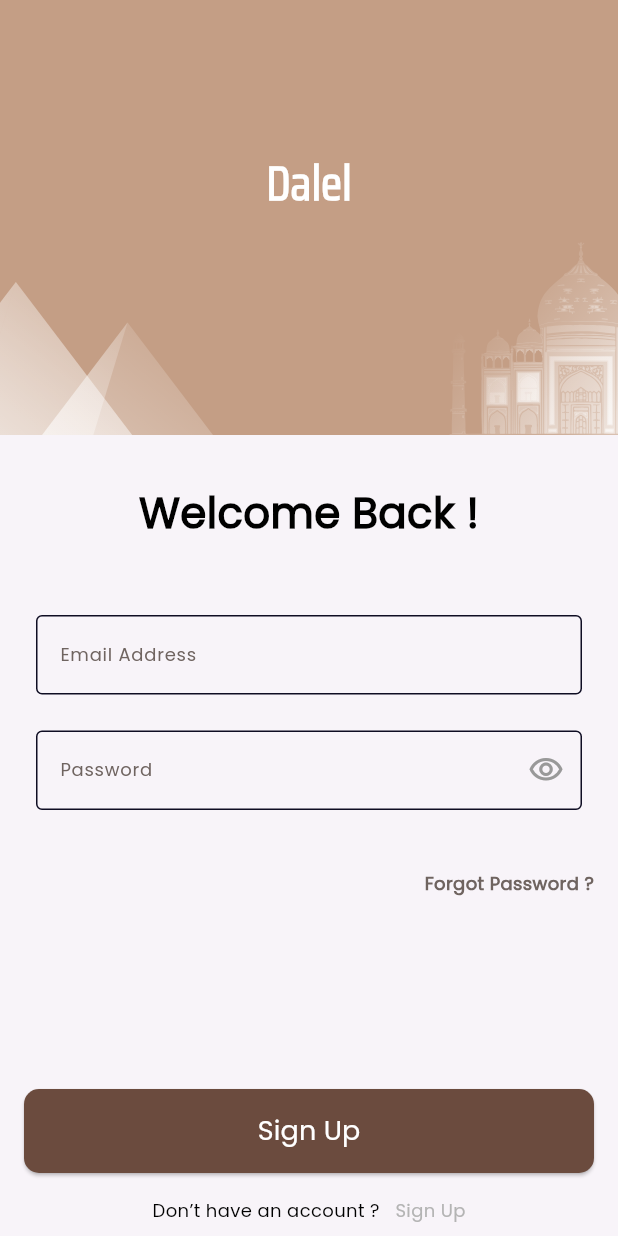
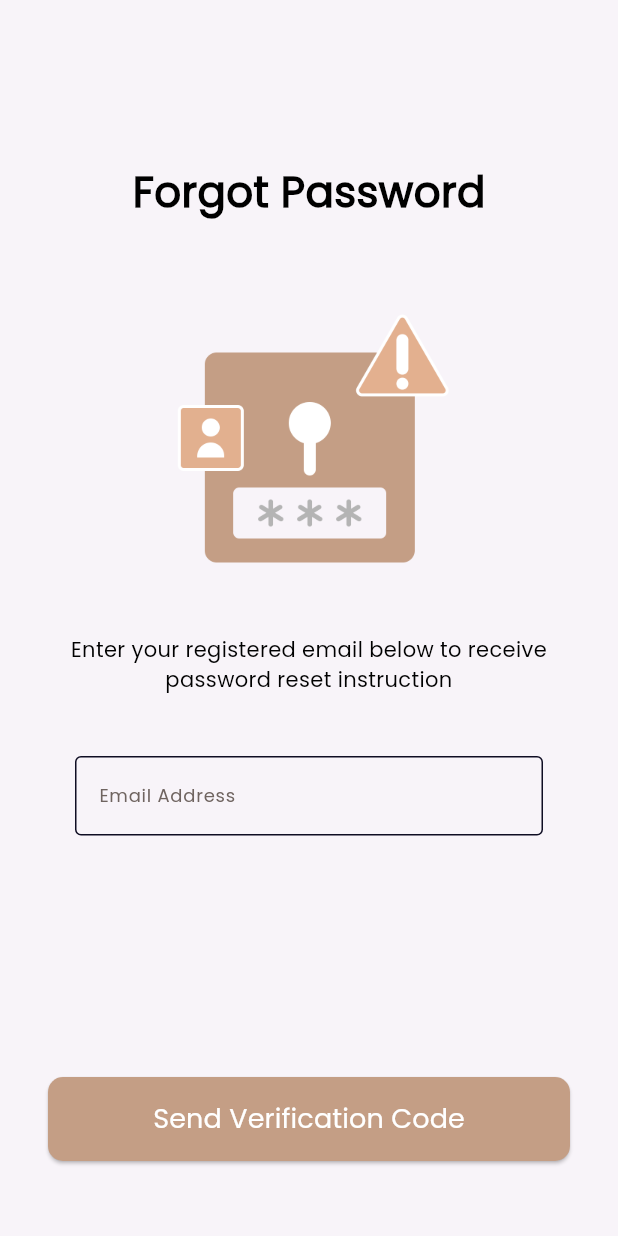
Before and after one commit to MohamedHanfy0/dalel, a Flutter app: the LogInView screen opened by its route, after a tap on "Forgot Password ?", on a phone screen of 412 x 824 dp. Run offline on Flutter 3.47's test engine with Material 3 defaults, Android fonts, the phone set to English and light mode, and no system bars; our stand-ins replace firebase_auth, firebase_core, flutter_bloc, flutter_svg, get_it, go_router and 2 more; accounts and stored records are empty.

Commit message:
reset password done

```diff
--- a/lib/core/router/routes.dart
+++ b/lib/core/router/routes.dart
@@ -1,4 +1,5 @@
 import 'package:dalel/features/auth/presentation/auth_cubit/cubit/auth_cubit.dart';
+import 'package:dalel/features/auth/presentation/views/forgot_password_view.dart';
 import 'package:dalel/features/auth/presentation/views/log_in_view.dart';
 import 'package:dalel/features/auth/presentation/views/sign_up_view.dart';
 import 'package:dalel/features/home/presentation/view/home_view.dart';
@@ -31,6 +32,14 @@ final GoRouter router = GoRouter(routes: [
     ),
   ),
 
+    GoRoute(
+    path: '/forgotPassword',
+    builder: (context, state) => BlocProvider(
+      create: (context) => AuthCubit(),
+      child: ForgotPasswordView(),
+    ),
+  ),
+
   GoRoute(
     path: '/home',
     builder: (context, state) => HomeView(),
--- a/lib/core/utils/strings.dart
+++ b/lib/core/utils/strings.dart
@@ -75,5 +75,6 @@ abstract class AppStrings {
       verifyAccount = 'Verify Account',
       haventReceivedVerificationCode = 'Haven’t received verification code?',
       resendCode = 'Resend Code',
+      enterYourRegisterEmailBelowReceivePasswordReset = 'Enter your registered email below to receive password reset instruction',
       verificationow = 'Verification Now';
 }
--- a/lib/core/widgets/custom_bottom.dart
+++ b/lib/core/widgets/custom_bottom.dart
@@ -1,12 +1,11 @@
-import 'package:dalel/core/utils/app_colors.dart';
 import 'package:dalel/core/utils/app_text_styles.dart';
 import 'package:flutter/material.dart';
 
 // ignore: must_be_immutable
 class CustomBottom extends StatelessWidget {
-  CustomBottom({super.key, required this.text, this.bottomColor,  this.onPressed});
+  CustomBottom({super.key, required this.text,required this.bottomColor,  this.onPressed});
   String text;
-  Color? bottomColor;
+  Color bottomColor;
   VoidCallback? onPressed;
   @override
   Widget build(BuildContext context) {
@@ -15,7 +14,7 @@ class CustomBottom extends StatelessWidget {
       height: 56,
       child: ElevatedButton(
         style: ElevatedButton.styleFrom(
-          backgroundColor: bottomColor ?? AppColors.primaryColor,
+          backgroundColor: bottomColor,
           shape:
               RoundedRectangleBorder(borderRadius: BorderRadius.circular(10)),
         ),
--- a/lib/features/auth/presentation/auth_cubit/cubit/auth_cubit.dart
+++ b/lib/features/auth/presentation/auth_cubit/cubit/auth_cubit.dart
@@ -4,12 +4,14 @@ import 'package:flutter_bloc/flutter_bloc.dart';
 part 'auth_state.dart';
 
 class AuthCubit extends Cubit<AuthState> {
+  final auth = FirebaseAuth.instance;
   late String firstName;
   late String lastName;
   late String emailAddress;
   late String password;
   GlobalKey<FormState> singUpFormState = GlobalKey();
   GlobalKey<FormState> logInFormState = GlobalKey();
+  GlobalKey<FormState> forgotPassFormState = GlobalKey();
   bool termsAndConditionCheckBoxValue = false;
   AuthCubit() : super(AuthInitial());
 
@@ -56,7 +58,17 @@ class AuthCubit extends Cubit<AuthState> {
   }
 
   veriFiyAccount() async {
-    await FirebaseAuth.instance.currentUser!.sendEmailVerification();
+    await auth.currentUser!.sendEmailVerification();
+  }
+
+  forgotPassword() async {
+    try {
+      emit(ForgotPassLoadingState());
+      await auth.sendPasswordResetEmail(email: emailAddress);
+      emit(ForgotPassSuccessState());
+    } catch (e) {
+      emit(ForgotPassFailerState(meassage: e.toString()));
+    }
   }
 
   updateConditionCheckBoxValue({required newValue}) {
--- a/lib/features/auth/presentation/auth_cubit/cubit/auth_state.dart
+++ b/lib/features/auth/presentation/auth_cubit/cubit/auth_state.dart
@@ -20,4 +20,13 @@ final class SignInFailerState extends AuthState {
 }
 
 
+
+final class ForgotPassLoadingState extends AuthState {}
+final class ForgotPassSuccessState extends AuthState {}
+final class ForgotPassFailerState extends AuthState {
+  ForgotPassFailerState({required this.meassage});
+  String meassage;
+}
+
+
 final class CheckBoxValueState extends AuthState {}
--- /dev/null
+++ b/lib/features/auth/presentation/views/forgot_password_view.dart
@@ -0,0 +1,97 @@
+import 'package:dalel/core/utils/app_colors.dart';
+import 'package:dalel/core/utils/app_text_styles.dart';
+import 'package:dalel/core/utils/assets.dart';
+import 'package:dalel/core/utils/strings.dart';
+import 'package:dalel/core/widgets/custom_bottom.dart';
+import 'package:dalel/features/auth/presentation/auth_cubit/cubit/auth_cubit.dart';
+import 'package:dalel/features/auth/presentation/widgets/custom_text_form_field.dart';
+import 'package:dalel/features/auth/presentation/widgets/welcome_text.dart';
+import 'package:flutter/material.dart';
+import 'package:flutter_bloc/flutter_bloc.dart';
+
+class ForgotPasswordView extends StatelessWidget {
+  const ForgotPasswordView({super.key});
+
+  @override
+  Widget build(BuildContext context) {
+    return Scaffold(
+      body: BlocConsumer<AuthCubit, AuthState>(
+        listener: (context, state) {
+          if (state is ForgotPassSuccessState) {
+            ScaffoldMessenger.of(context).showSnackBar(
+                SnackBar(content: Text("Please Check Box Your Email.")));
+          } else if (state is ForgotPassFailerState) {
+            ScaffoldMessenger.of(context).showSnackBar(SnackBar(
+                content:
+                    Text("Check Your Email ${state.meassage.toString()} ")));
+          }
+        },
+        builder: (context, state) {
+          AuthCubit authCubit = BlocProvider.of<AuthCubit>(context);
+          return CustomScrollView(
+            slivers: [
+              SliverToBoxAdapter(
+                child: Column(
+                  children: [
+                    Container(
+                        margin: EdgeInsets.only(top: 108, bottom: 40),
+                        child: WelcomText(text: 'Forgot Password')),
+                    Image.asset(
+                      Assets.assetsImagesForget,
+                      width: 235,
+                      height: 235,
+                    ),
+                    Container(
+                      alignment: Alignment.center,
+                      margin: EdgeInsets.only(left: 34, right: 34, bottom: 41),
+                      child: Text(
+                        AppStrings
+                            .enterYourRegisterEmailBelowReceivePasswordReset,
+                        style: AppTextStyles.poppins400style14,
+                        textAlign: TextAlign.center,
+                      ),
+                    ),
+                    Form(
+                      key: authCubit.forgotPassFormState,
+                      child: Column(
+                        children: [
+                          Container(
+                            margin: EdgeInsets.only(
+                                bottom: 129, right: 42, left: 42),
+                            child: CustomTextFormField(
+                                onChanged: (email) {
+                                  authCubit.emailAddress = email;
+                                },
+                                labelText: AppStrings.emailAddress),
+                          ),
+                          Padding(
+                            padding: const EdgeInsets.all(32.0),
+                            child: state is ForgotPassLoadingState
+                                ? CircularProgressIndicator(
+                                    color: AppColors.deepBrown,
+                                  )
+                                : CustomBottom(
+                                    bottomColor: AppColors.primaryColor,
+                                    text: AppStrings.sendVerificationCode,
+                                    onPressed: () {
+                                      if (authCubit
+                                          .forgotPassFormState.currentState!
+                                          .validate()) {
+                                        authCubit.forgotPassword();
+                                      }
+                                    },
+                                  ),
+                          ),
+                        ],
+                      ),
+                    )
+                  ],
+                ),
+              )
+            ],
+          );
+        },
+      ),
+    );
+  }
+}
--- a/lib/features/auth/presentation/views/sign_up_view.dart
+++ b/lib/features/auth/presentation/views/sign_up_view.dart
@@ -1,11 +1,11 @@
 // ignore_for_file: public_member_api_docs, sort_constructors_first
-import 'package:dalel/features/auth/presentation/views/widgets/custom_sign_up_form.dart';
+import 'package:dalel/features/auth/presentation/widgets/custom_sign_up_form.dart';
 import 'package:flutter/material.dart';
 
 import 'package:dalel/core/function/custom_navigate.dart';
 import 'package:dalel/core/utils/strings.dart';
-import 'package:dalel/features/auth/presentation/views/widgets/alrady_an_account_sign_in.dart';
-import 'package:dalel/features/auth/presentation/views/widgets/welcome_text.dart';
+import 'package:dalel/features/auth/presentation/widgets/alrady_an_account_sign_in.dart';
+import 'package:dalel/features/auth/presentation/widgets/welcome_text.dart';
 
 class SignUpView extends StatefulWidget {
   const SignUpView({super.key});
--- a/lib/features/auth/presentation/views/widgets/custom_log_in_form.dart
+++ b/lib/features/auth/presentation/widgets/custom_log_in_form.dart
@@ -3,8 +3,8 @@ import 'package:dalel/core/utils/app_colors.dart';
 import 'package:dalel/core/utils/strings.dart';
 import 'package:dalel/core/widgets/custom_bottom.dart';
 import 'package:dalel/features/auth/presentation/auth_cubit/cubit/auth_cubit.dart';
-import 'package:dalel/features/auth/presentation/views/widgets/custom_text_form_field.dart';
-import 'package:dalel/features/auth/presentation/views/widgets/text_forgot_password.dart';
+import 'package:dalel/features/auth/presentation/widgets/custom_text_form_field.dart';
+import 'package:dalel/features/auth/presentation/widgets/text_forgot_password.dart';
 import 'package:firebase_auth/firebase_auth.dart';
 import 'package:flutter/material.dart';
 import 'package:flutter_bloc/flutter_bloc.dart';
@@ -65,13 +65,16 @@ class _CustomLogInFormState extends State<CustomLogInForm> {
                   margin: EdgeInsets.only(top: 16, bottom: 105),
                   alignment: Alignment.centerRight,
                   child: TextForgotPassword(
-                      onTap: () {}, text: AppStrings.forgotPassword)),
+                      onTap: () {
+                        customNavigate(context, '/forgotPassword');
+                      },
+                      text: AppStrings.forgotPassword)),
               state is SingInLoadingState
                   ? CircularProgressIndicator(
                       color: AppColors.deepBrown,
                     )
                   : CustomBottom(
-                      bottomColor: AppColors.deepBrown,
+                      bottomColor: AppColors.primaryColor,
                       text: AppStrings.signUp,
                       onPressed: () {
                         if (authCubit.logInFormState.currentState!.validate()) {
--- a/lib/features/auth/presentation/views/widgets/custom_sign_up_form.dart
+++ b/lib/features/auth/presentation/widgets/custom_sign_up_form.dart
@@ -3,9 +3,9 @@ import 'package:dalel/core/utils/app_colors.dart';
 import 'package:dalel/core/utils/strings.dart';
 import 'package:dalel/core/widgets/custom_bottom.dart';
 import 'package:dalel/features/auth/presentation/auth_cubit/cubit/auth_cubit.dart';
-import 'package:dalel/features/auth/presentation/views/widgets/custom_check_box.dart';
-import 'package:dalel/features/auth/presentation/views/widgets/custom_terms.dart';
-import 'package:dalel/features/auth/presentation/views/widgets/custom_text_form_field.dart';
+import 'package:dalel/features/auth/presentation/widgets/custom_check_box.dart';
+import 'package:dalel/features/auth/presentation/widgets/custom_terms.dart';
+import 'package:dalel/features/auth/presentation/widgets/custom_text_form_field.dart';
 import 'package:flutter/material.dart';
 
 import 'package:flutter_bloc/flutter_bloc.dart';
@@ -91,7 +91,7 @@ class _CustomSignUpFormState extends State<CustomSignUpForm> {
                       bottomColor:
                           authCubit.termsAndConditionCheckBoxValue == false
                               ? AppColors.grey
-                              : AppColors.deepBrown,
+                              : AppColors.primaryColor,
                       text: AppStrings.signUp,
                       onPressed: () {
                         if (authCubit.termsAndConditionCheckBoxValue == true) {
--- a/lib/features/on_boarding/peresentation/views/widgets/get_button.dart
+++ b/lib/features/on_boarding/peresentation/views/widgets/get_button.dart
@@ -1,4 +1,5 @@
 import 'package:dalel/core/function/custom_navigate.dart';
+import 'package:dalel/core/utils/app_colors.dart';
 import 'package:dalel/core/utils/app_text_styles.dart';
 import 'package:dalel/core/utils/strings.dart';
 import 'package:dalel/core/widgets/custom_bottom.dart';
@@ -19,11 +20,13 @@ class GetButton extends StatelessWidget {
       return Column(
         children: [
           CustomBottom(
-              text: AppStrings.createAccount,
-              onPressed: () {
-                onBoardingVisited();
-                customReplacementNavigate(context, '/SignUp');
-              }),
+            text: AppStrings.createAccount,
+            onPressed: () {
+              onBoardingVisited();
+              customReplacementNavigate(context, '/SignUp');
+            },
+            bottomColor: AppColors.primaryColor,
+          ),
           SizedBox(
             height: 16,
           ),
@@ -46,6 +49,7 @@ class GetButton extends StatelessWidget {
           pageController.nextPage(
               duration: Duration(microseconds: 200), curve: Curves.bounceIn);
         },
+        bottomColor: AppColors.primaryColor,
       );
     }
   }
```
Also changed, not shown: lib/features/auth/presentation/views/log_in_view.dart (+4 -4 lines), lib/features/auth/presentation/widgets/alrady_an_account_sign_in.dart (renamed from lib/features/auth/presentation/views/widgets/alrady_an_account_sign_in.dart), lib/features/auth/presentation/widgets/banner_log_in.dart (renamed from lib/features/auth/presentation/views/widgets/banner_log_in.dart), lib/features/auth/presentation/widgets/custom_check_box.dart (renamed from lib/features/auth/presentation/views/widgets/custom_check_box.dart), lib/features/auth/presentation/widgets/custom_terms.dart (renamed from lib/features/auth/presentation/views/widgets/custom_terms.dart), lib/features/auth/presentation/widgets/custom_text_form_field.dart (renamed from lib/features/auth/presentation/views/widgets/custom_text_form_field.dart), lib/features/auth/presentation/widgets/text_forgot_password.dart (renamed from lib/features/auth/presentation/views/widgets/text_forgot_password.dart), lib/features/auth/presentation/widgets/welcome_text.dart (renamed from lib/features/auth/presentation/views/widgets/welcome_text.dart).
